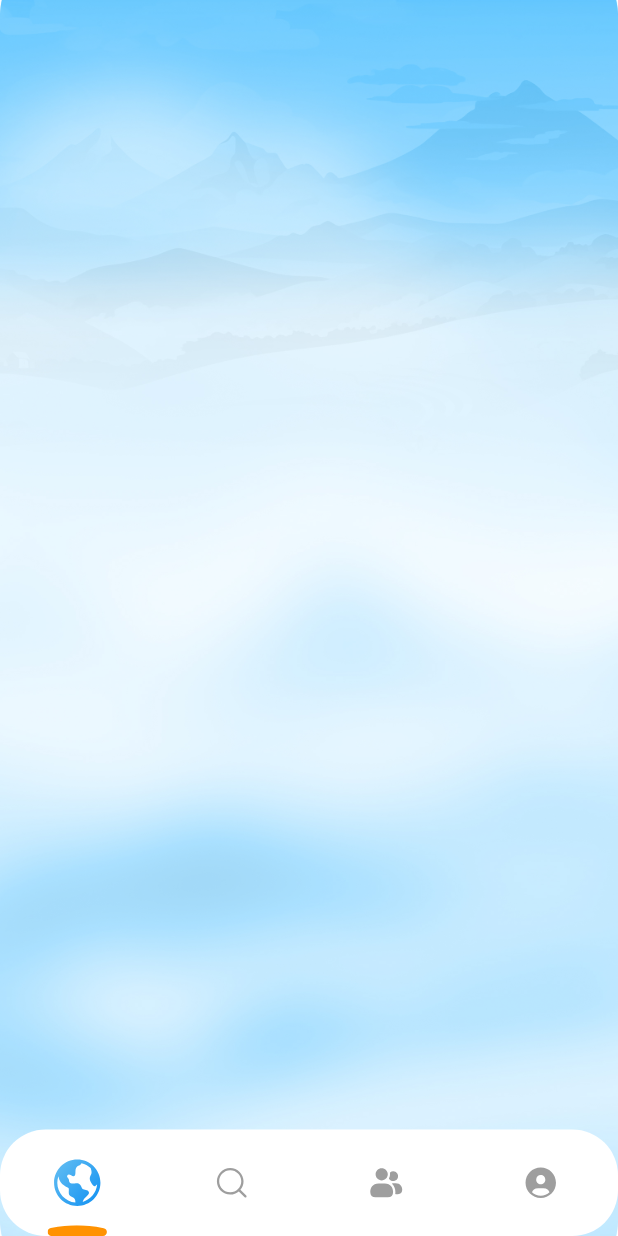
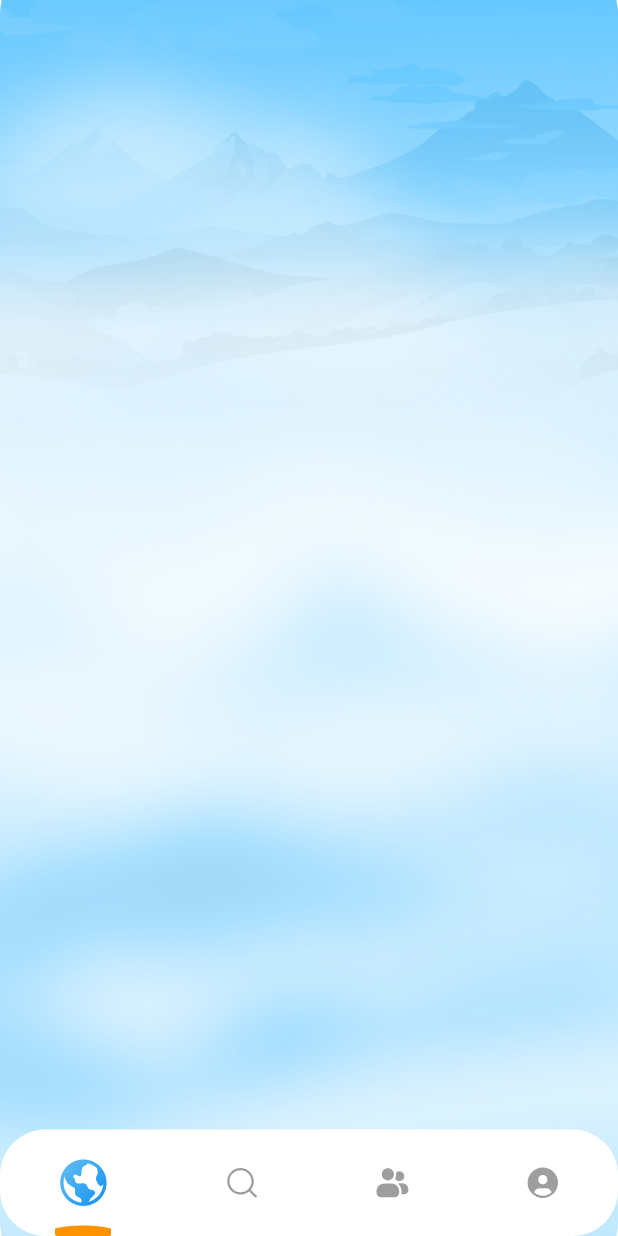
Before and after one commit to fahimmehemmod2005/Map, a Flutter app: the MainScreenView screen opened by its route, on a phone screen of 412 x 824 dp. Run offline on Flutter 3.47's test engine with Material 3 defaults, Android fonts, the phone set to English and light mode, and no system bars; our stand-ins replace flutter_screenutil, flutter_svg, get, google_fonts, pin_code_fields.

Commit message:
user create view

```diff
--- a/lib/app/modules/main_screen/views/main_screen_view.dart
+++ b/lib/app/modules/main_screen/views/main_screen_view.dart
@@ -68,8 +68,6 @@ Widget _bottomItems(
     }) {
   return GestureDetector(
     onTap: () => navController.changeIndex(index),
-    child: SizedBox(
-      width: 70.w,
     child: Stack(
       alignment: Alignment.center,
       children: [
@@ -109,6 +107,5 @@ Widget _bottomItems(
         ),
       ],
     ),
-    ),
   );
 }
--- a/lib/app/modules/verify_code/widgets/pin_code_text_field/pin_code_text_field.dart
+++ b/lib/app/modules/verify_code/widgets/pin_code_text_field/pin_code_text_field.dart
@@ -15,7 +15,6 @@ class CustomPinCodeTextField extends StatelessWidget {
       length: 4,
       keyboardType: TextInputType.number,
       enabled: true,
-      cursorColor: Colors.black,
       enableActiveFill: true,
       cursorHeight: 0.0,
       hintCharacter: '-',
```
Lines whose indentation alone changed are shown as unchanged.
